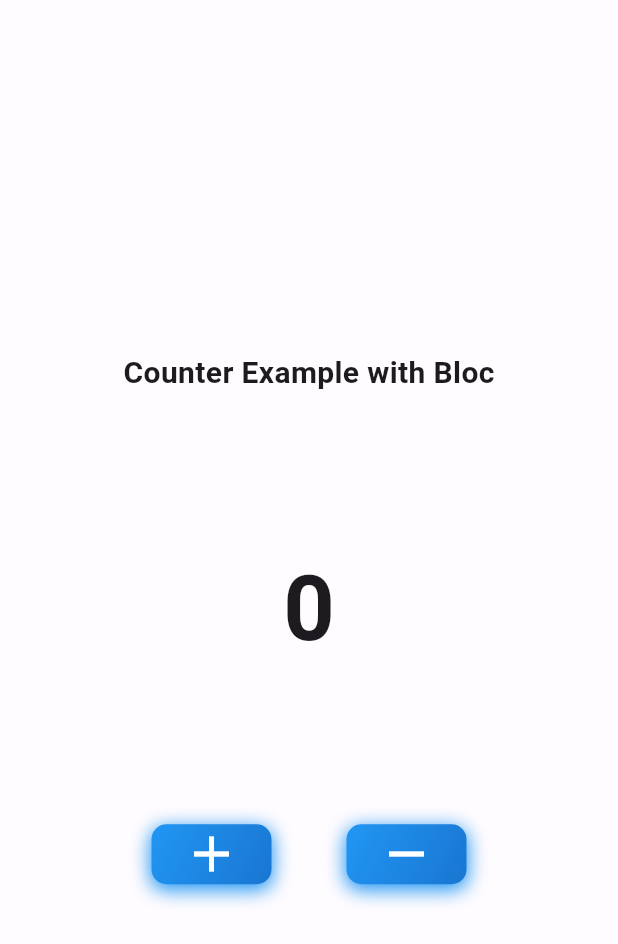
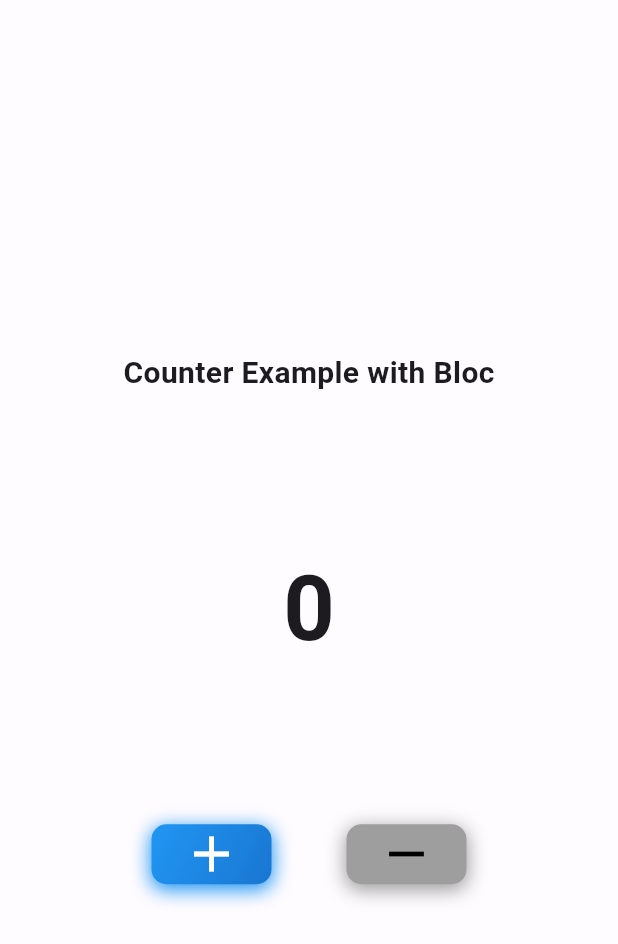
Before and after one commit to Dev-Saurabhraj/counter, a Flutter app: the screen it shows after launch, after a tap on the "add" icon, after a tap on the "remove" icon, on a phone screen of 412 x 824 dp. Shown: the top 944 px of the screen. Run offline on Flutter 3.47's test engine with Material 3 defaults, Android fonts, the phone set to English and light mode, and no system bars; our stand-ins replace flutter_bloc.

```diff
--- a/lib/Bloc/counter_bloc.dart
+++ b/lib/Bloc/counter_bloc.dart
@@ -4,10 +4,14 @@ import 'package:flutter_bloc/flutter_bloc.dart';
 class CounterBloc extends Bloc<CounterEvent, CounterState>{
   CounterBloc() : super(CounterState(0)){
     on<IncrementEvent>((event, emit){
-      emit(CounterState(state.count +1 ));
+      if(state.count <5) {
+        emit(CounterState(state.count +1 ));
+      }
     });
     on<DecrementEvent>((event, emit) {
-      emit(CounterState(state.count -1 ));
+      if(state.count >0) {
+        emit(CounterState(state.count -1 ));
+      }
     });
   }
 }
--- a/lib/ui_works/counter_ui.dart
+++ b/lib/ui_works/counter_ui.dart
@@ -48,27 +48,31 @@ class _CounterUiState extends State<CounterUi> {
                 InkWell(
                   splashColor: Colors.white,
                   onTap: () => counterBloc.add(IncrementEvent()),
-                  child: Container(
+                  child: BlocBuilder<CounterBloc, CounterState>(
+                    builder: (context, state) {
+                      return Container(
                         height: 40,
                         width: 80,
                         decoration: BoxDecoration(
-                      color: Colors.blueAccent,
+                          color: state.count >=5? Colors.grey: Colors.blueAccent,
                           gradient: LinearGradient(
-                        colors: [Colors.blue.shade500, Colors.blue.shade700],
+                            colors: [state.count >=5  ? Colors.grey: Colors.blue.shade500, state.count >=5  ? Colors.grey: Colors.blue.shade700],
                             begin: Alignment.topLeft,
                             end: Alignment.bottomRight,
                           ),
                           borderRadius: BorderRadius.circular(10),
                           boxShadow: [
                             BoxShadow(
-                          color: Colors.blue,
+                              color: state.count >=5  ? Colors.grey: Colors.blue,
                               blurRadius: 10,
                               spreadRadius: 1,
                               offset: Offset(0, 3),
                             ),
                           ],
                         ),
-                    child: Icon(Icons.add, color: Colors.white, size: 40),
+                        child: Icon(Icons.add, color: state.count >=5 ? Colors.black: Colors.white, size: 40),
+                      );
+                    }
                   ),
                 ),
                 SizedBox(width: 50),
@@ -76,27 +80,31 @@ class _CounterUiState extends State<CounterUi> {
                   splashColor: Colors.white,
 
                   onTap: () => counterBloc.add(DecrementEvent()),
-                  child: Container(
+                  child: BlocBuilder<CounterBloc, CounterState>(
+                    builder: (context, state) {
+                      return Container(
                         height: 40,
                         width: 80,
                         decoration: BoxDecoration(
-                      color: Colors.blueAccent,
+                          color: state.count <= 0? Colors.grey: Colors.blueAccent,
                           gradient: LinearGradient(
-                        colors: [Colors.blue.shade500, Colors.blue.shade700],
+                            colors: [state.count <= 0 ? Colors.grey: Colors.blue.shade500,state.count <= 0? Colors.grey: Colors.blue.shade700],
                             begin: Alignment.topLeft,
                             end: Alignment.bottomRight,
                           ),
                           borderRadius: BorderRadius.circular(10),
                           boxShadow: [
                             BoxShadow(
-                          color: Colors.blue,
+                              color: state.count <= 0 ? Colors.grey: Colors.blue,
                               blurRadius: 10,
                               spreadRadius: 1,
                               offset: Offset(0, 3),
                             ),
                           ],
                         ),
-                    child: Icon(Icons.remove, color: Colors.white, size: 40),
+                        child: Icon(Icons.remove, color: state.count <= 0? Colors.black: Colors.white, size: 40),
+                      );
+                    }
                   ),
                 ),
               ],
```
Lines whose indentation alone changed are shown as unchanged.
